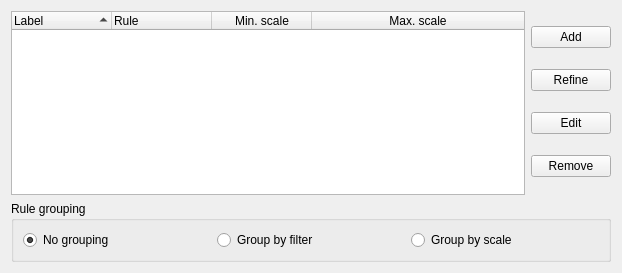
The window that src/ui/qgsrulebasedrendererv2widget.ui (kadas-albireo/kadas-albireo) describes before a commit, drawn with Qt 5.
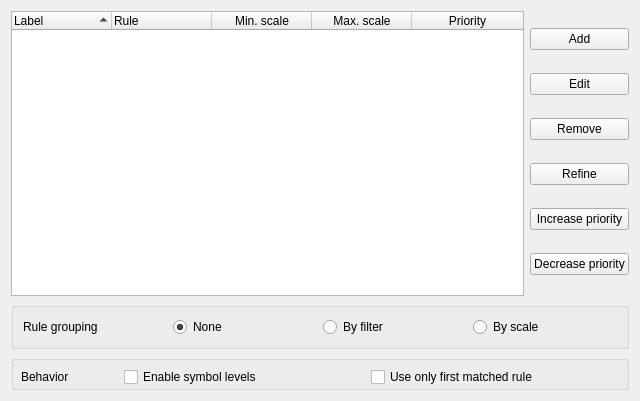
The same window after the commit. Custom widgets are drawn as their Qt base class.

Commit message: Merge patch for symbollevels in rule based renderer also to master (patch provided by Mayeul Kauffmann)

Patch:
```diff
--- a/src/ui/qgsrulebasedrendererv2widget.ui
+++ b/src/ui/qgsrulebasedrendererv2widget.ui
@@ -6,8 +6,8 @@
    <rect>
     <x>0</x>
     <y>0</y>
-    <width>622</width>
-    <height>273</height>
+    <width>640</width>
+    <height>401</height>
    </rect>
   </property>
   <property name="windowTitle">
@@ -16,6 +16,9 @@
   <layout class="QGridLayout" name="gridLayout">
    <item row="0" column="0">
     <widget class="QgsRendererRulesTreeWidget" name="treeRules">
+     <property name="styleSheet">
+      <string notr="true"/>
+     </property>
      <property name="rootIsDecorated">
       <bool>false</bool>
      </property>
@@ -51,6 +54,17 @@
        <set>AlignHCenter|AlignVCenter|AlignCenter</set>
       </property>
      </column>
+     <column>
+      <property name="text">
+       <string>Priority</string>
+      </property>
+      <property name="toolTip">
+       <string>Priority when symbol levels are enabled (only first matching rule will be applied)</string>
+      </property>
+      <property name="textAlignment">
+       <set>AlignHCenter|AlignVCenter|AlignCenter</set>
+      </property>
+     </column>
     </widget>
    </item>
    <item row="0" column="1">
@@ -62,13 +76,6 @@
        </property>
       </widget>
      </item>
-     <item>
-      <widget class="QPushButton" name="btnRefineRule">
-       <property name="text">
-        <string>Refine</string>
-       </property>
-      </widget>
-     </item>
      <item>
       <widget class="QPushButton" name="btnEditRule">
        <property name="text">
@@ -83,18 +90,104 @@
        </property>
       </widget>
      </item>
+     <item>
+      <widget class="QPushButton" name="btnRefineRule">
+       <property name="text">
+        <string>Refine</string>
+       </property>
+      </widget>
+     </item>
+     <item>
+      <widget class="QPushButton" name="btnIncreasePriority">
+       <property name="text">
+        <string>Increase priority</string>
+       </property>
+      </widget>
+     </item>
+     <item>
+      <widget class="QPushButton" name="btnDecreasePriority">
+       <property name="text">
+        <string>Decrease priority</string>
+       </property>
+      </widget>
+     </item>
     </layout>
    </item>
-   <item row="1" column="0" colspan="2">
+   <item row="3" column="0" colspan="2">
+    <widget class="QGroupBox" name="groupBox_2">
+     <property name="minimumSize">
+      <size>
+       <width>0</width>
+       <height>35</height>
+      </size>
+     </property>
+     <property name="baseSize">
+      <size>
+       <width>0</width>
+       <height>0</height>
+      </size>
+     </property>
+     <property name="title">
+      <string/>
+     </property>
+     <widget class="QCheckBox" name="chkEnableSymbolLevels">
+      <property name="geometry">
+       <rect>
+        <x>113</x>
+        <y>10</y>
+        <width>231</width>
+        <height>24</height>
+       </rect>
+      </property>
+      <property name="text">
+       <string>Enable symbol levels</string>
+      </property>
+     </widget>
+     <widget class="QCheckBox" name="chkUsingFirstRule">
+      <property name="geometry">
+       <rect>
+        <x>360</x>
+        <y>10</y>
+        <width>271</width>
+        <height>24</height>
+       </rect>
+      </property>
+      <property name="text">
+       <string>Use only first matched rule</string>
+      </property>
+     </widget>
+     <widget class="QLabel" name="label_2">
+      <property name="geometry">
+       <rect>
+        <x>10</x>
+        <y>10</y>
+        <width>84</width>
+        <height>24</height>
+       </rect>
+      </property>
+      <property name="text">
+       <string>Behavior</string>
+      </property>
+     </widget>
+    </widget>
+   </item>
+   <item row="2" column="0" colspan="2">
     <widget class="QGroupBox" name="groupBox">
      <property name="title">
-      <string>Rule grouping</string>
+      <string notr="true"/>
      </property>
      <layout class="QHBoxLayout" name="horizontalLayout">
+      <item>
+       <widget class="QLabel" name="label">
+        <property name="text">
+         <string>Rule grouping</string>
+        </property>
+       </widget>
+      </item>
       <item>
        <widget class="QRadioButton" name="radNoGrouping">
         <property name="text">
-         <string>No grouping</string>
+         <string comment="No grouping for displaying rules">None</string>
         </property>
         <property name="checked">
          <bool>true</bool>
@@ -104,14 +197,14 @@
       <item>
        <widget class="QRadioButton" name="radGroupFilter">
         <property name="text">
-         <string>Group by filter</string>
+         <string comment="Group rules by filter">By filter</string>
         </property>
        </widget>
       </item>
       <item>
        <widget class="QRadioButton" name="radGroupScale">
         <property name="text">
-         <string>Group by scale</string>
+         <string comment="Group rules by scale">By scale</string>
         </property>
        </widget>
       </item>
```
The commit also changes 8 other files.
